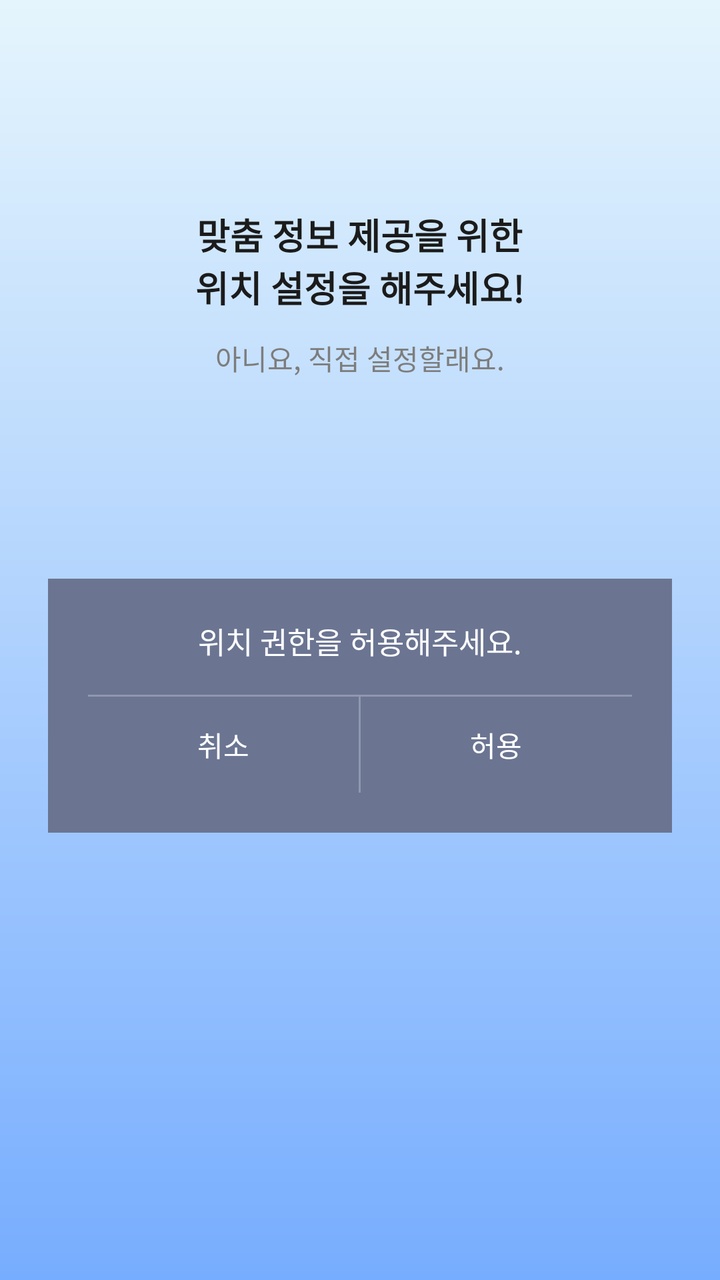
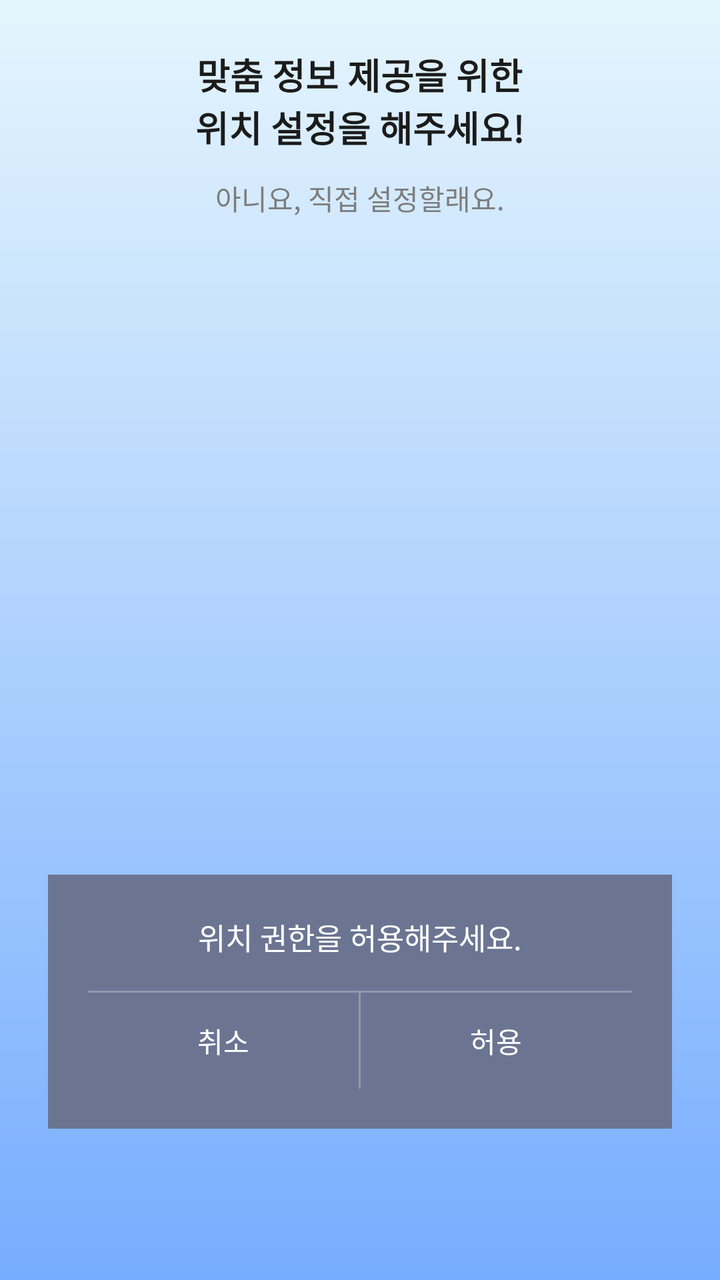

Before-and-after screenshots of an Android layout around one commit, followed by the original layout XML and the change that was made.
<!-- AndroidManifest.xml: application theme Theme.DailyWeather -->
<!-- res/layout/fragment_location_gps.xml -->
<?xml version="1.0" encoding="utf-8"?>
<LinearLayout xmlns:android="http://schemas.android.com/apk/res/android"
    android:orientation="vertical"
    android:layout_width="match_parent"
    android:layout_height="match_parent"
    android:gravity="center_horizontal"
    android:padding="24dp"
    android:background="@drawable/bg_gradient">

    
    <LinearLayout
        android:orientation="vertical"
        android:layout_width="match_parent"
        android:layout_height="wrap_content"
        android:gravity="center_horizontal"
        android:layout_marginTop="80dp">

        <TextView
            android:layout_width="wrap_content"
            android:layout_height="wrap_content"
            android:text="맞춤 정보 제공을 위한\n위치 설정을 해주세요!"
            android:textAlignment="center"
            android:textColor="#1B1B1B"
            android:textStyle="bold"
            android:textSize="18sp"
            android:paddingBottom="8dp" />

        <TextView
            android:layout_width="wrap_content"
            android:layout_height="wrap_content"
            android:text="아니요, 직접 설정할래요."
            android:textAlignment="center"
            android:textColor="#7D7D7D"
            android:textSize="14sp"
            android:layout_marginTop="4dp"/>
    </LinearLayout>

    
    <LinearLayout
        android:layout_width="match_parent"
        android:layout_height="wrap_content"
        android:orientation="vertical"
        android:background="#6B7592"
        android:padding="20dp"
        android:layout_marginTop="100dp"
        android:gravity="center"
        android:layout_gravity="center_horizontal">


    <TextView
        android:layout_width="match_parent"
        android:layout_height="wrap_content"
        android:text="위치 권한을 허용해주세요."
        android:textAlignment="center"
        android:textColor="#FFFFFF"
        android:textSize="15sp"
        android:paddingBottom="16dp"/>

    <View
        android:layout_width="match_parent"
        android:layout_height="1dp"
        android:background="#40FFFFFF"/>

    <LinearLayout
        android:orientation="horizontal"
        android:layout_width="match_parent"
        android:layout_height="wrap_content"
        android:weightSum="2">

        <Button
            android:id="@+id/btnManual"
            android:layout_width="0dp"
            android:layout_height="48dp"
            android:layout_weight="1"
            android:text="취소"
            android:textColor="#FFFFFF"
            android:background="@android:color/transparent"/>

        <View
            android:layout_width="1dp"
            android:layout_height="match_parent"
            android:background="#40FFFFFF"/>

        <Button
            android:id="@+id/btnAllow"
            android:layout_width="0dp"
            android:layout_height="48dp"
            android:layout_weight="1"
            android:text="허용"
            android:textColor="#FFFFFF"
            android:background="@android:color/transparent"/>
    </LinearLayout>
</LinearLayout>

    </LinearLayout>
<!-- resources referenced by this layout -->
<resources>
  <!-- drawable bg_gradient (drawable) -->
  <shape xmlns:android="http://schemas.android.com/apk/res/android">
      <gradient
          android:startColor="#E5F5FD"
          android:endColor="#77ADFE"
          android:angle="270" />
  </shape>
  <style name="Theme.DailyWeather" parent="Base.Theme.DailyWeather" />
  <style name="Base.Theme.DailyWeather" parent="Theme.Material3.DayNight.NoActionBar">
          
          
      </style>
</resources>

<!-- the commit's change to res/layout/fragment_location_gps.xml (unified diff, before → after) -->
@@ -1,95 +1,102 @@
 <?xml version="1.0" encoding="utf-8"?>
-<LinearLayout xmlns:android="http://schemas.android.com/apk/res/android"
-    android:orientation="vertical"
+<androidx.constraintlayout.widget.ConstraintLayout
+    xmlns:android="http://schemas.android.com/apk/res/android"
+    xmlns:app="http://schemas.android.com/apk/res-auto"
     android:layout_width="match_parent"
     android:layout_height="match_parent"
-    android:gravity="center_horizontal"
-    android:padding="24dp"
     android:background="@drawable/bg_gradient">
 
     
     <LinearLayout
-        android:orientation="vertical"
+        android:id="@+id/layout_top_text"
         android:layout_width="match_parent"
         android:layout_height="wrap_content"
+        android:orientation="vertical"
         android:gravity="center_horizontal"
-        android:layout_marginTop="80dp">
+        android:padding="24dp"
+        app:layout_constraintTop_toTopOf="parent"
+        app:layout_constraintStart_toStartOf="parent"
+        app:layout_constraintEnd_toEndOf="parent"
+        app:layout_constraintVertical_bias="0.2">
 
         <TextView
             android:layout_width="wrap_content"
             android:layout_height="wrap_content"
+            android:paddingBottom="8dp"
             android:text="맞춤 정보 제공을 위한\n위치 설정을 해주세요!"
             android:textAlignment="center"
             android:textColor="#1B1B1B"
-            android:textStyle="bold"
             android:textSize="18sp"
-            android:paddingBottom="8dp" />
+            android:textStyle="bold" />
 
         <TextView
             android:layout_width="wrap_content"
             android:layout_height="wrap_content"
+            android:layout_marginTop="4dp"
             android:text="아니요, 직접 설정할래요."
             android:textAlignment="center"
             android:textColor="#7D7D7D"
-            android:textSize="14sp"
-            android:layout_marginTop="4dp"/>
+            android:textSize="14sp" />
     </LinearLayout>
 
     
     <LinearLayout
+        android:id="@+id/layout_permission_card"
         android:layout_width="match_parent"
         android:layout_height="wrap_content"
+        android:layout_marginHorizontal="24dp"
+        android:layout_marginTop="304dp"
+        android:background="#6B7592"
+        android:clipToOutline="false"
+        android:gravity="center"
         android:orientation="vertical"
-        android:background="#6B7592"
         android:padding="20dp"
-        android:layout_marginTop="100dp"
-        android:gravity="center"
-        android:layout_gravity="center_horizontal">
+        app:layout_constraintEnd_toEndOf="parent"
+        app:layout_constraintStart_toStartOf="parent"
+        app:layout_constraintTop_toBottomOf="@id/layout_top_text">
 
-
-    <TextView
-        android:layout_width="match_parent"
-        android:layout_height="wrap_content"
-        android:text="위치 권한을 허용해주세요."
-        android:textAlignment="center"
-        android:textColor="#FFFFFF"
-        android:textSize="15sp"
-        android:paddingBottom="16dp"/>
-
-    <View
-        android:layout_width="match_parent"
-        android:layout_height="1dp"
-        android:background="#40FFFFFF"/>
-
-    <LinearLayout
-        android:orientation="horizontal"
-        android:layout_width="match_parent"
-        android:layout_height="wrap_content"
-        android:weightSum="2">
-
-        <Button
-            android:id="@+id/btnManual"
-            android:layout_width="0dp"
-            android:layout_height="48dp"
-            android:layout_weight="1"
-            android:text="취소"
+        <TextView
+            android:layout_width="match_parent"
+            android:layout_height="wrap_content"
+            android:paddingBottom="16dp"
+            android:text="위치 권한을 허용해주세요."
+            android:textAlignment="center"
             android:textColor="#FFFFFF"
-            android:background="@android:color/transparent"/>
+            android:textSize="15sp" />
 
         <View
-            android:layout_width="1dp"
-            android:layout_height="match_parent"
-            android:background="#40FFFFFF"/>
+            android:layout_width="match_parent"
+            android:layout_height="1dp"
+            android:background="#40FFFFFF" />
 
-        <Button
-            android:id="@+id/btnAllow"
-            android:layout_width="0dp"
-            android:layout_height="48dp"
-            android:layout_weight="1"
-            android:text="허용"
-            android:textColor="#FFFFFF"
-            android:background="@android:color/transparent"/>
+        <LinearLayout
+            android:layout_width="match_parent"
+            android:layout_height="wrap_content"
+            android:orientation="horizontal"
+            android:weightSum="2">
+
+            <Button
+                android:id="@+id/btnManual"
+                android:layout_width="0dp"
+                android:layout_height="48dp"
+                android:layout_weight="1"
+                android:background="@android:color/transparent"
+                android:text="취소"
+                android:textColor="#FFFFFF" />
+
+            <View
+                android:layout_width="1dp"
+                android:layout_height="match_parent"
+                android:background="#40FFFFFF" />
+
+            <Button
+                android:id="@+id/btnAllow"
+                android:layout_width="0dp"
+                android:layout_height="48dp"
+                android:layout_weight="1"
+                android:background="@android:color/transparent"
+                android:text="허용"
+                android:textColor="#FFFFFF" />
+        </LinearLayout>
     </LinearLayout>
-</LinearLayout>
-
-    </LinearLayout>
+</androidx.constraintlayout.widget.ConstraintLayout>
<!-- resource entries referenced after the edit -->
@@ -1,11 +1,14 @@
 <!-- resources referenced by this layout -->
 <resources>
   <!-- drawable bg_gradient (drawable) -->
+  <?xml version="1.0" encoding="utf-8"?>
   <shape xmlns:android="http://schemas.android.com/apk/res/android">
+      
       <gradient
           android:startColor="#E5F5FD"
-          android:endColor="#77ADFE"
-          android:angle="270" />
+      android:endColor="#77ADFE"
+      android:angle="270" />
+  
   </shape>
   <style name="Theme.DailyWeather" parent="Base.Theme.DailyWeather" />
   <style name="Base.Theme.DailyWeather" parent="Theme.Material3.DayNight.NoActionBar">
